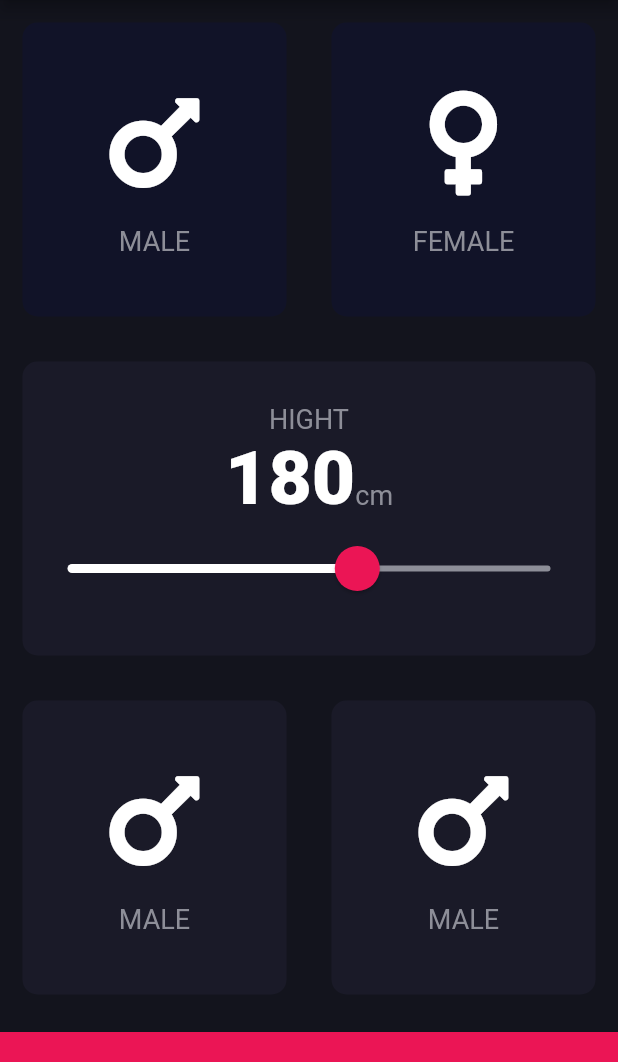
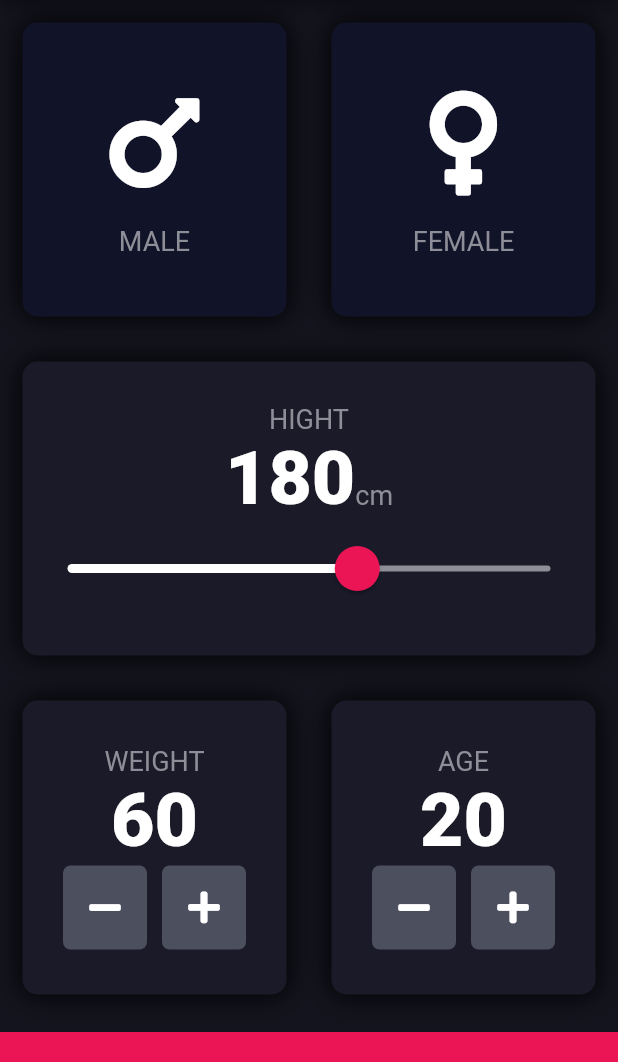
Before and after one commit to AmanGr/BMI-Calculator, a Flutter app: the screen it shows after launch, on a phone screen of 412 x 824 dp, the part 84-1146 px from its top. Run offline on Flutter 3.47's test engine with Material 2 defaults, Android fonts, the phone set to English and light mode, and no system bars; our stand-ins replace font_awesome_flutter.

Commit message:
some bug have been fixed and also some ui have been finshed

```diff
--- a/lib/input_page.dart
+++ b/lib/input_page.dart
@@ -18,6 +18,8 @@ class _InputPageState extends State<InputPage> {
 // Dart Ternary Operator have been used
   Gender? selectedGender;
   int height = 180;
+  int weight = 60;
+  int age = 20;
 
   // Color maleCardColour = inactiveCardColor;
   // Color femaleCardColour = inactiveCardColor;
@@ -124,8 +126,10 @@ class _InputPageState extends State<InputPage> {
                         activeTrackColor: Colors.white,
                         thumbColor: Color(0XFFEB1555),
                         overlayColor: Color(0X29FFFFFF),
-                        thumbShape: RoundSliderThumbShape(enabledThumbRadius: 15.0),
-                        overlayShape: RoundSliderOverlayShape(overlayRadius: 30.0),
+                        thumbShape:
+                            RoundSliderThumbShape(enabledThumbRadius: 15.0),
+                        overlayShape:
+                            RoundSliderOverlayShape(overlayRadius: 30.0),
                       ),
                       child: Slider(
                         value: height.toDouble(),
@@ -147,30 +151,98 @@ class _InputPageState extends State<InputPage> {
               children: [
                 Expanded(
                   child: ReusableCard(
+                    cardChild: Column(
+                      mainAxisAlignment: MainAxisAlignment.center,
+                      children: [
+                        Text(
+                          'WEIGHT',
+                          style: kLabelTextStyle,
+                        ),
+                        Text(
+                          weight.toString(),
+                          style: kNumberTextStyle,
+                        ),
+                        Row(
+                          mainAxisAlignment: MainAxisAlignment.center,
+                          children: [
+                            RoundIconButton(
+                              icon: FontAwesomeIcons.minus,
+                              onPressed: () {
+                                setState(() {
+                                  weight--;
+                                });
+                              },
+                            ),
+                            SizedBox(
+                              width: 10.0,
+                            ),
+                            RoundIconButton(
+                              icon: FontAwesomeIcons.plus,
+                              onPressed: () {
+                                setState(() {
+                                  weight++;
+                                });
+                              },
+                            ),
+                          ],
+                        ),
+                      ],
+                    ),
                     onPress: () {
                       setState(() {
                         selectedGender = Gender.female;
                       });
                     },
                     colour: kActiveCardColor,
-                    cardChild: IconContent(
-                      icon: FontAwesomeIcons.mars,
-                      label: 'MALE',
-                    ),
                   ),
                 ),
                 Expanded(
                   child: ReusableCard(
+                    cardChild: Column(
+                      mainAxisAlignment: MainAxisAlignment.center,
+                      children: [
+                        Text(
+                          'AGE',
+                          style: kLabelTextStyle,
+                        ),
+                        Text(
+                          age.toString(),
+                          style: kNumberTextStyle,
+                        ),
+                        Row(
+                          mainAxisAlignment: MainAxisAlignment.center,
+                          children: [
+                            RoundIconButton(
+                              icon: FontAwesomeIcons.minus,
+                              onPressed: () {
+                                setState(
+                                  () {
+                                    age--;
+                                  },
+                                );
+                              },
+                            ),
+                            SizedBox(
+                              width: 10.0,
+                            ),
+                            RoundIconButton(
+                              icon: FontAwesomeIcons.plus,
+                              onPressed: () {
+                                setState(() {
+                                  age++;
+                                });
+                              },
+                            )
+                          ],
+                        )
+                      ],
+                    ),
                     onPress: () {
                       setState(() {
                         selectedGender = Gender.female;
                       });
                     },
                     colour: kActiveCardColor,
-                    cardChild: IconContent(
-                      icon: FontAwesomeIcons.mars,
-                      label: 'MALE',
-                    ),
                   ),
                 ),
               ],
@@ -185,3 +257,25 @@ class _InputPageState extends State<InputPage> {
         ));
   }
 }
+
+class RoundIconButton extends StatelessWidget {
+  RoundIconButton({required this.icon, required this.onPressed});
+
+  final IconData icon;
+  final VoidCallback onPressed;
+
+  @override
+  Widget build(BuildContext context) {
+    return RawMaterialButton(
+      child: Icon(icon),
+      onPressed: onPressed,
+      elevation: 0.0,
+      constraints: BoxConstraints.tightFor(
+        width: 56.0,
+        height: 56.0,
+      ),
+      shape: RoundedRectangleBorder(borderRadius: BorderRadius.circular(5.0)),
+      fillColor: Color(0XFF4C4F5E),
+    );
+  }
+}
--- a/lib/reusable_card.dart
+++ b/lib/reusable_card.dart
@@ -20,6 +20,12 @@ class ReusableCard extends StatelessWidget {
         width: double.infinity,
         margin: EdgeInsets.all(15.0),
         decoration: BoxDecoration(
+          boxShadow: [
+            new BoxShadow(
+              color: Colors.black,
+              blurRadius: 15.0,
+            ),
+          ],
           color: colour,
           borderRadius: BorderRadius.circular(10.0),
         ),
```
Lines whose indentation alone changed are shown as unchanged.
